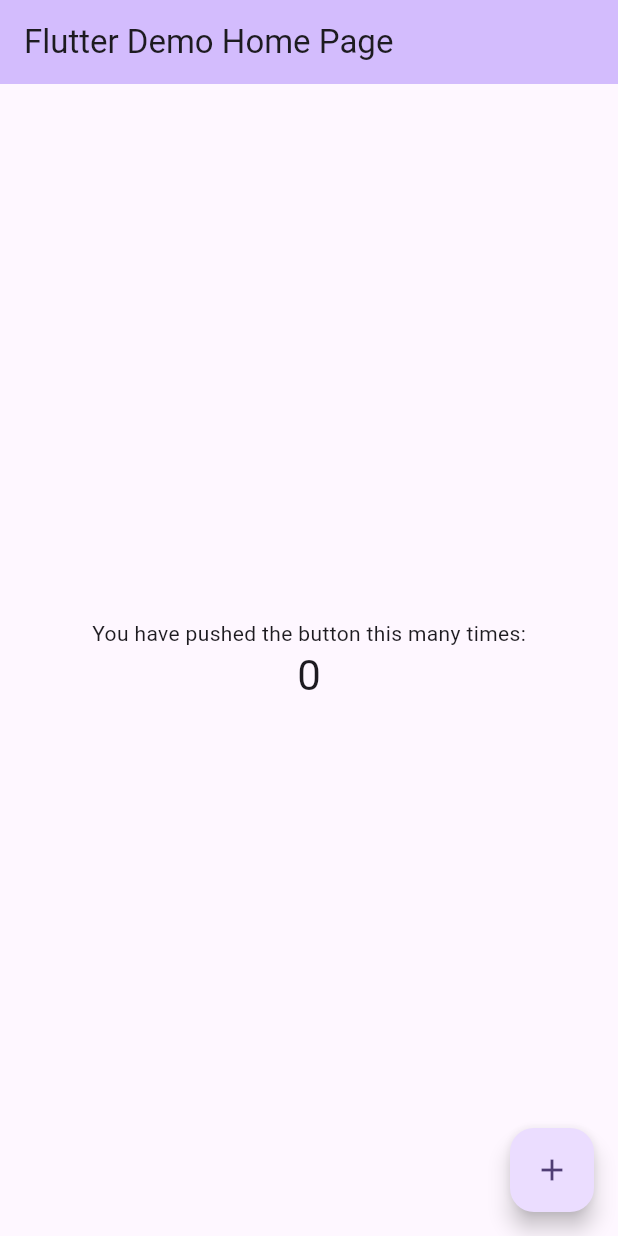
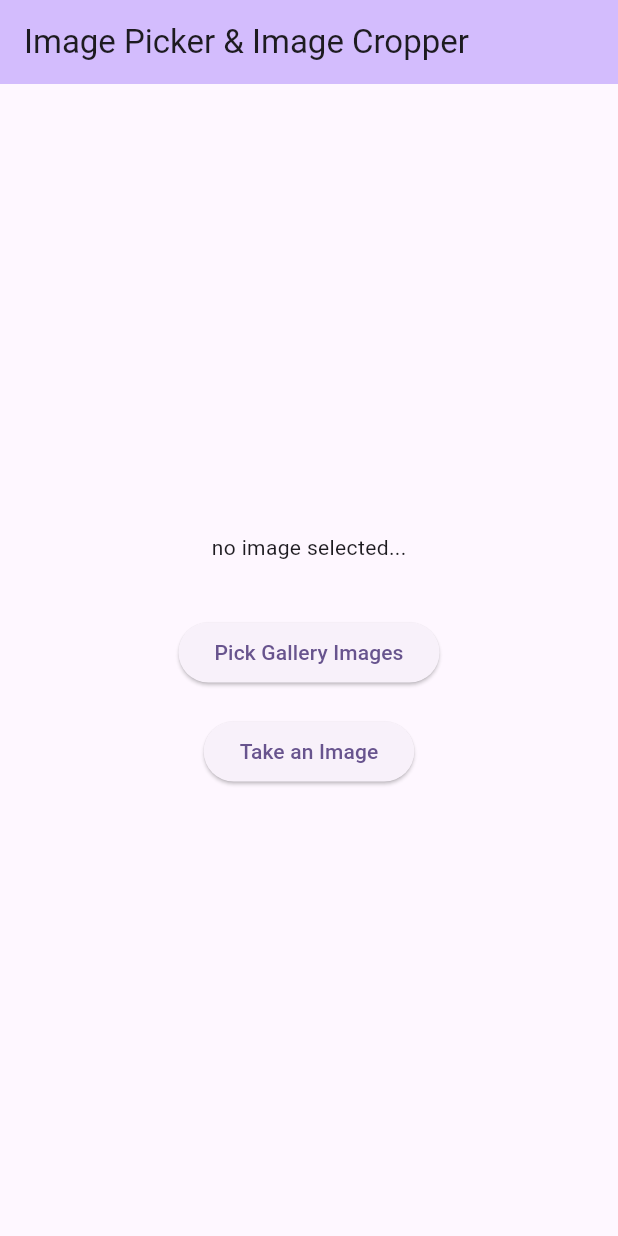
Before and after one commit to TasukuY/crop_image_01, a Flutter app: the screen it shows after launch, on a phone screen of 412 x 824 dp. Run offline on Flutter 3.47's test engine with Material 3 defaults, Android fonts, the phone set to English and light mode, and no system bars; our stand-ins replace file_picker, image_picker; missing offline and left inert: crop_your_image.

Commit message:
made custom crop image view

```diff
--- /dev/null
+++ b/lib/home_page.dart
@@ -0,0 +1,99 @@
+import 'package:crop_image_01/crop_image.dart';
+import 'package:file_picker/file_picker.dart';
+import 'package:flutter/foundation.dart';
+import 'package:flutter/material.dart';
+import 'package:image_picker/image_picker.dart';
+
+class HomePage extends StatefulWidget {
+  const HomePage({super.key});
+
+  @override
+  State<HomePage> createState() => _HomePageState();
+}
+
+class _HomePageState extends State<HomePage> {
+  Uint8List? _image;
+
+  Future<void> _pickImage({bool takingImage = false}) async {
+    Uint8List? selectedImage;
+    if (takingImage) {
+      XFile? result = await ImagePicker().pickImage(source: ImageSource.camera);
+      if (result == null) return;
+      selectedImage = await result.readAsBytes();
+    } else if (kIsWeb) {
+      final result = await FilePicker.platform.pickFiles(
+        type: FileType.custom,
+        allowedExtensions: ['png', 'svg', 'jpg', 'jpeg'],
+      );
+      if (result == null || result.files.first.bytes == null) return;
+      selectedImage = result.files.first.bytes;
+    } else {
+      XFile? result =
+          await ImagePicker().pickImage(source: ImageSource.gallery);
+      if (result == null) return;
+      selectedImage = await result.readAsBytes();
+    }
+    if (!mounted || selectedImage == null) return;
+    Navigator.push(
+      context,
+      MaterialPageRoute(
+        builder: ((context) => CropImage(
+              image: selectedImage!,
+              onCropped: (image) {
+                setState(() {
+                  _image = image;
+                });
+                Navigator.pop(context);
+              },
+            )),
+      ),
+    );
+  }
+
+  @override
+  Widget build(BuildContext context) {
+    return Scaffold(
+      appBar: AppBar(
+        backgroundColor: Theme.of(context).colorScheme.inversePrimary,
+        title: const Text('Image Picker & Image Cropper'),
+      ),
+      body: Center(
+        child: Column(
+          mainAxisAlignment: MainAxisAlignment.center,
+          mainAxisSize: MainAxisSize.min,
+          children: [
+            if (_image != null) ...[
+              Container(
+                width: MediaQuery.of(context).size.width - 24,
+                height: MediaQuery.of(context).size.width - 24,
+                decoration: BoxDecoration(
+                  shape: BoxShape.circle,
+                  border: Border.all(color: Colors.blue, width: 2),
+                ),
+                child: ClipRRect(
+                  borderRadius: BorderRadius.circular(
+                      MediaQuery.of(context).size.width - 24),
+                  child: Image.memory(
+                    _image!,
+                    fit: BoxFit.fitHeight,
+                  ),
+                ),
+              ),
+            ] else
+              const Text('no image selected...'),
+            const SizedBox(height: 36),
+            ElevatedButton(
+              child: const Text('Pick Gallery Images'),
+              onPressed: () => _pickImage(),
+            ),
+            const SizedBox(height: 18),
+            ElevatedButton(
+              child: const Text('Take an Image'),
+              onPressed: () => _pickImage(takingImage: true),
+            ),
+          ],
+        ),
+      ),
+    );
+  }
+}
--- a/lib/main.dart
+++ b/lib/main.dart
@@ -1,3 +1,4 @@
+import 'package:crop_image_01/home_page.dart';
 import 'package:flutter/material.dart';
 
 void main() {
@@ -7,119 +8,16 @@
 class MyApp extends StatelessWidget {
   const MyApp({super.key});
 
-  // This widget is the root of your application.
   @override
   Widget build(BuildContext context) {
     return MaterialApp(
-      title: 'Flutter Demo',
+      debugShowCheckedModeBanner: false,
+      title: 'Crop tool',
       theme: ThemeData(
-        // This is the theme of your application.
-        //
-        // TRY THIS: Try running your application with "flutter run". You'll see
-        // the application has a purple toolbar. Then, without quitting the app,
-        // try changing the seedColor in the colorScheme below to Colors.green
-        // and then invoke "hot reload" (save your changes or press the "hot
-        // reload" button in a Flutter-supported IDE, or press "r" if you used
-        // the command line to start the app).
-        //
-        // Notice that the counter didn't reset back to zero; the application
-        // state is not lost during the reload. To reset the state, use hot
-        // restart instead.
-        //
-        // This works for code too, not just values: Most code changes can be
-        // tested with just a hot reload.
         colorScheme: ColorScheme.fromSeed(seedColor: Colors.deepPurple),
         useMaterial3: true,
       ),
-      home: const MyHomePage(title: 'Flutter Demo Home Page'),
+      home: const HomePage(),
     );
   }
 }
-
-class MyHomePage extends StatefulWidget {
-  const MyHomePage({super.key, required this.title});
-
-  // This widget is the home page of your application. It is stateful, meaning
-  // that it has a State object (defined below) that contains fields that affect
-  // how it looks.
-
-  // This class is the configuration for the state. It holds the values (in this
-  // case the title) provided by the parent (in this case the App widget) and
-  // used by the build method of the State. Fields in a Widget subclass are
-  // always marked "final".
-
-  final String title;
-
-  @override
-  State<MyHomePage> createState() => _MyHomePageState();
-}
-
-class _MyHomePageState extends State<MyHomePage> {
-  int _counter = 0;
-
-  void _incrementCounter() {
-    setState(() {
-      // This call to setState tells the Flutter framework that something has
-      // changed in this State, which causes it to rerun the build method below
-      // so that the display can reflect the updated values. If we changed
-      // _counter without calling setState(), then the build method would not be
-      // called again, and so nothing would appear to happen.
-      _counter++;
-    });
-  }
-
-  @override
-  Widget build(BuildContext context) {
-    // This method is rerun every time setState is called, for instance as done
-    // by the _incrementCounter method above.
-    //
-    // The Flutter framework has been optimized to make rerunning build methods
-    // fast, so that you can just rebuild anything that needs updating rather
-    // than having to individually change instances of widgets.
-    return Scaffold(
-      appBar: AppBar(
-        // TRY THIS: Try changing the color here to a specific color (to
-        // Colors.amber, perhaps?) and trigger a hot reload to see the AppBar
-        // change color while the other colors stay the same.
-        backgroundColor: Theme.of(context).colorScheme.inversePrimary,
-        // Here we take the value from the MyHomePage object that was created by
-        // the App.build method, and use it to set our appbar title.
-        title: Text(widget.title),
-      ),
-      body: Center(
-        // Center is a layout widget. It takes a single child and positions it
-        // in the middle of the parent.
-        child: Column(
-          // Column is also a layout widget. It takes a list of children and
-          // arranges them vertically. By default, it sizes itself to fit its
-          // children horizontally, and tries to be as tall as its parent.
-          //
-          // Column has various properties to control how it sizes itself and
-          // how it positions its children. Here we use mainAxisAlignment to
-          // center the children vertically; the main axis here is the vertical
-          // axis because Columns are vertical (the cross axis would be
-          // horizontal).
-          //
-          // TRY THIS: Invoke "debug painting" (choose the "Toggle Debug Paint"
-          // action in the IDE, or press "p" in the console), to see the
-          // wireframe for each widget.
-          mainAxisAlignment: MainAxisAlignment.center,
-          children: <Widget>[
-            const Text(
-              'You have pushed the button this many times:',
-            ),
-            Text(
-              '$_counter',
-              style: Theme.of(context).textTheme.headlineMedium,
-            ),
-          ],
-        ),
-      ),
-      floatingActionButton: FloatingActionButton(
-        onPressed: _incrementCounter,
-        tooltip: 'Increment',
-        child: const Icon(Icons.add),
-      ), // This trailing comma makes auto-formatting nicer for build methods.
-    );
-  }
-}
```
Also changed, not shown: lib/crop_image.dart (added, +210 -0 lines), pubspec.yaml (+6 -4 lines), pubspec.lock, 7 other files.
